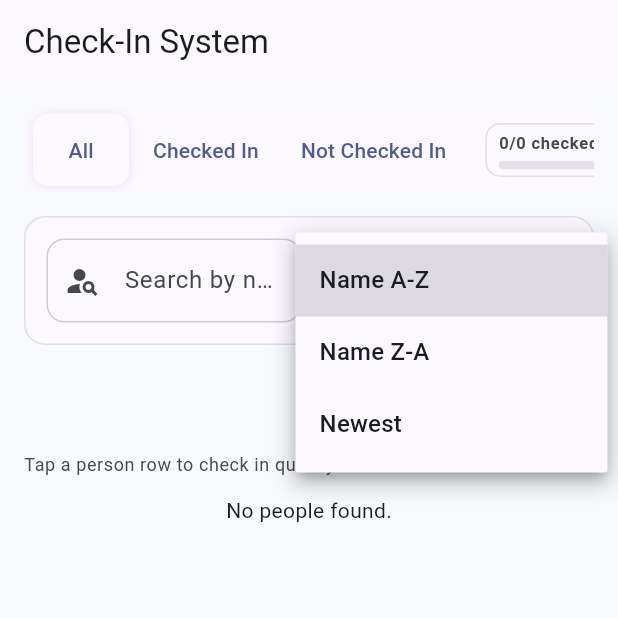
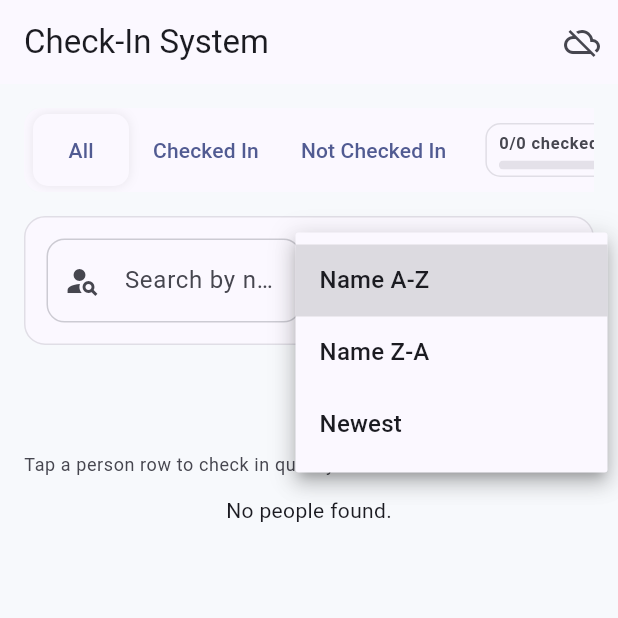
Before and after one commit to Carl6478/Vibe-Coding-Demo, a Flutter app: the screen it shows after launch, after a tap on "Name A-Z", on a phone screen of 412 x 824 dp, the top half of it. Run offline on Flutter 3.47's test engine with Material 3 defaults, Android fonts, the phone set to English and light mode, and no system bars; our stand-ins replace csv, file_picker, flutter_dotenv, flutter_riverpod, go_router, supabase_flutter; accounts and stored records are empty; network calls fail.

Commit message:
Add weather indicator via Supabase Edge Function
Adds a Check-In app bar weather indicator backed by a Supabase Edge Function proxy, keeping the WeatherAPI key server-side. Also shows a friendly startup error screen when Supabase env config is missing.

Co-authored-by: Cursor <cursoragent@cursor.com>

```diff
--- /dev/null
+++ b/lib/core/weather_api.dart
@@ -0,0 +1,58 @@
+import 'package:flutter_dotenv/flutter_dotenv.dart';
+import 'package:supabase_flutter/supabase_flutter.dart';
+
+import '../models/weather_snapshot.dart';
+
+class WeatherApi {
+  WeatherApi({required SupabaseClient supabaseClient}) : _supabaseClient = supabaseClient;
+
+  final SupabaseClient _supabaseClient;
+
+  static String _locationQuery() {
+    final q = dotenv.env['WEATHER_LOCATION']?.trim();
+    if (q == null || q.isEmpty) {
+      return 'auto:ip';
+    }
+    return q;
+  }
+
+  Future<WeatherSnapshot> fetchCurrent() async {
+    final q = _locationQuery();
+
+    final res = await _supabaseClient.functions.invoke(
+      'weather',
+      body: {'q': q},
+    );
+
+    final data = res.data;
+    if (data is! Map<String, dynamic>) {
+      throw const FormatException('Unexpected weather function response.');
+    }
+
+    final locationName = (data['locationName'] as String?)?.trim();
+    final tempC = data['tempC'] as num?;
+    final conditionText = (data['conditionText'] as String?)?.trim();
+    final iconUrl = (data['iconUrl'] as String?)?.trim();
+
+    if (locationName == null || locationName.isEmpty) {
+      throw const FormatException('Weather response locationName missing.');
+    }
+    if (tempC == null) {
+      throw const FormatException('Weather response tempC missing.');
+    }
+    if (conditionText == null || conditionText.isEmpty) {
+      throw const FormatException('Weather response conditionText missing.');
+    }
+    if (iconUrl == null || iconUrl.isEmpty) {
+      throw const FormatException('Weather response iconUrl missing.');
+    }
+
+    return WeatherSnapshot(
+      locationName: locationName,
+      tempC: tempC,
+      conditionText: conditionText,
+      iconUrl: iconUrl,
+      fetchedAt: DateTime.now(),
+    );
+  }
+}
--- a/lib/main.dart
+++ b/lib/main.dart
@@ -7,20 +7,80 @@ import 'core/theme.dart';
 
 Future<void> main() async {
   WidgetsFlutterBinding.ensureInitialized();
-  await SupabaseService.initialize();
   runApp(const ProviderScope(child: ReceptionApp()));
 }
+
+final _supabaseInitProvider = FutureProvider<void>((ref) async {
+  await SupabaseService.initialize();
+});
 
 class ReceptionApp extends ConsumerWidget {
   const ReceptionApp({super.key});
 
   @override
   Widget build(BuildContext context, WidgetRef ref) {
+    final init = ref.watch(_supabaseInitProvider);
+    return init.when(
+      loading: () => MaterialApp(
+        title: 'Reception App',
+        theme: AppTheme.lightTheme,
+        home: const _SplashScreen(),
+      ),
+      error: (error, _) => MaterialApp(
+        title: 'Reception App',
+        theme: AppTheme.lightTheme,
+        home: _StartupErrorScreen(error: error),
+      ),
+      data: (_) {
     final router = ref.watch(appRouterProvider);
-    return MaterialApp.router(
-      title: 'Reception App',
-      theme: AppTheme.lightTheme,
-      routerConfig: router,
+        return MaterialApp.router(
+          title: 'Reception App',
+          theme: AppTheme.lightTheme,
+          routerConfig: router,
+        );
+      },
     );
   }
 }
+
+class _SplashScreen extends StatelessWidget {
+  const _SplashScreen();
+
+  @override
+  Widget build(BuildContext context) {
+    return const Scaffold(
+      body: Center(child: CircularProgressIndicator()),
+    );
+  }
+}
+
+class _StartupErrorScreen extends StatelessWidget {
+  const _StartupErrorScreen({required this.error});
+
+  final Object error;
+
+  @override
+  Widget build(BuildContext context) {
+    return Scaffold(
+      appBar: AppBar(title: const Text('Startup error')),
+      body: Padding(
+        padding: const EdgeInsets.all(16),
+        child: Column(
+          crossAxisAlignment: CrossAxisAlignment.start,
+          children: [
+            const Text(
+              'The app failed to start.',
+              style: TextStyle(fontSize: 18, fontWeight: FontWeight.w600),
+            ),
+            const SizedBox(height: 12),
+            Text(error.toString()),
+            const SizedBox(height: 12),
+            const Text(
+              'Fix: update SUPABASE_URL and SUPABASE_ANON_KEY in .env, then hot restart.',
+            ),
+          ],
+        ),
+      ),
+    );
+  }
+}
--- /dev/null
+++ b/lib/providers/weather_provider.dart
@@ -0,0 +1,14 @@
+import 'package:flutter_riverpod/flutter_riverpod.dart';
+import 'package:supabase_flutter/supabase_flutter.dart';
+
+import '../core/weather_api.dart';
+import '../models/weather_snapshot.dart';
+
+final weatherApiProvider = Provider<WeatherApi>((ref) {
+  return WeatherApi(supabaseClient: Supabase.instance.client);
+});
+
+final currentWeatherProvider = FutureProvider.autoDispose<WeatherSnapshot>((ref) async {
+  final api = ref.watch(weatherApiProvider);
+  return api.fetchCurrent();
+});
--- a/lib/screens/checkin_screen.dart
+++ b/lib/screens/checkin_screen.dart
@@ -6,6 +6,7 @@ import '../models/person.dart';
 import '../providers/checkin_provider.dart';
 import '../providers/people_provider.dart';
 import '../widgets/checkin_dialog.dart';
+import '../widgets/weather_indicator.dart';
 
 class CheckInScreen extends ConsumerStatefulWidget {
   const CheckInScreen({super.key});
@@ -284,6 +285,7 @@ class _CheckInScreenState extends ConsumerState<CheckInScreen> {
     return Scaffold(
       appBar: AppBar(
         title: const Text('Check-In System'),
+        actions: const [WeatherIndicator()],
       ),
       body: SafeArea(
         child: Padding(
--- /dev/null
+++ b/lib/widgets/weather_indicator.dart
@@ -0,0 +1,66 @@
+import 'package:flutter/material.dart';
+import 'package:flutter_riverpod/flutter_riverpod.dart';
+
+import '../providers/weather_provider.dart';
+
+class WeatherIndicator extends ConsumerWidget {
+  const WeatherIndicator({super.key});
+
+  @override
+  Widget build(BuildContext context, WidgetRef ref) {
+    final weather = ref.watch(currentWeatherProvider);
+    final colorScheme = Theme.of(context).colorScheme;
+
+    return weather.when(
+      loading: () => Padding(
+        padding: const EdgeInsets.only(right: 12),
+        child: SizedBox(
+          width: 20,
+          height: 20,
+          child: CircularProgressIndicator(
+            strokeWidth: 2,
+            color: colorScheme.onSurfaceVariant,
+          ),
+        ),
+      ),
+      error: (_, __) => Padding(
+        padding: const EdgeInsets.only(right: 12),
+        child: Icon(
+          Icons.cloud_off,
+          color: colorScheme.onSurfaceVariant,
+        ),
+      ),
+      data: (snapshot) {
+        final temp = snapshot.tempC.toStringAsFixed(0);
+        return Padding(
+          padding: const EdgeInsets.only(right: 12),
+          child: Tooltip(
+            message: '${snapshot.locationName}: ${snapshot.conditionText}, $temp°C',
+            child: Row(
+              mainAxisSize: MainAxisSize.min,
+              children: [
+                Image.network(
+                  snapshot.iconUrl,
+                  width: 28,
+                  height: 28,
+                  errorBuilder: (context, _, __) => Icon(
+                    Icons.cloud,
+                    color: colorScheme.onSurfaceVariant,
+                  ),
+                ),
+                const SizedBox(width: 6),
+                Text(
+                  '$temp°C',
+                  style: Theme.of(context).textTheme.labelLarge?.copyWith(
+                        color: colorScheme.onSurfaceVariant,
+                        fontWeight: FontWeight.w700,
+                      ),
+                ),
+              ],
+            ),
+          ),
+        );
+      },
+    );
+  }
+}
```
Also changed, not shown: lib/models/weather_snapshot.dart (added, +15 -0 lines), 1 other file.
